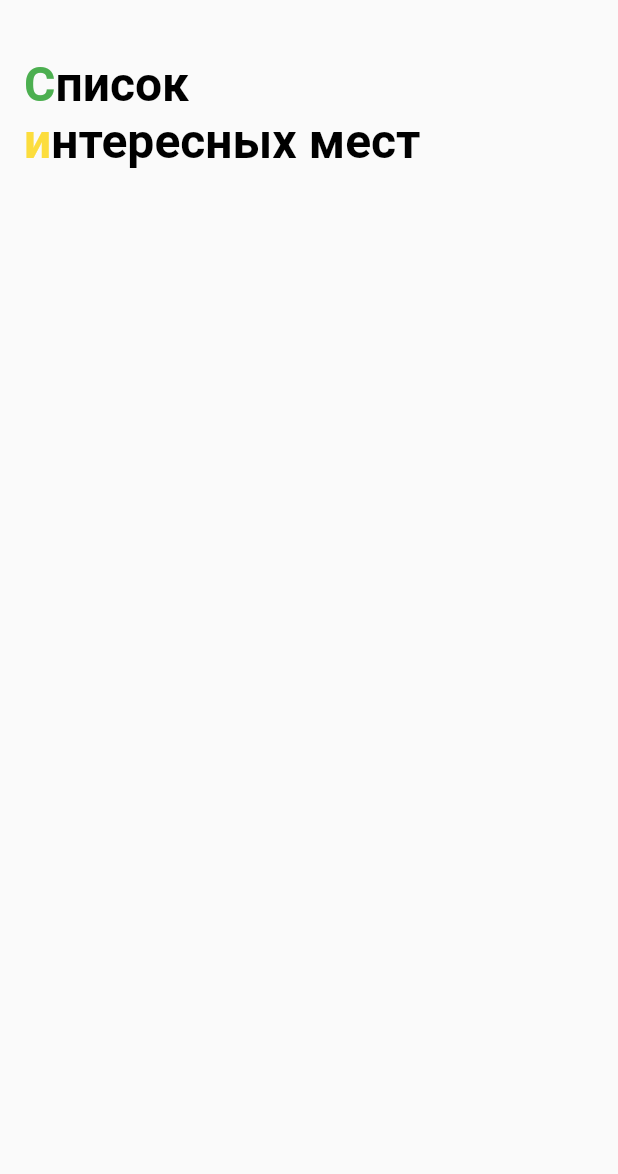
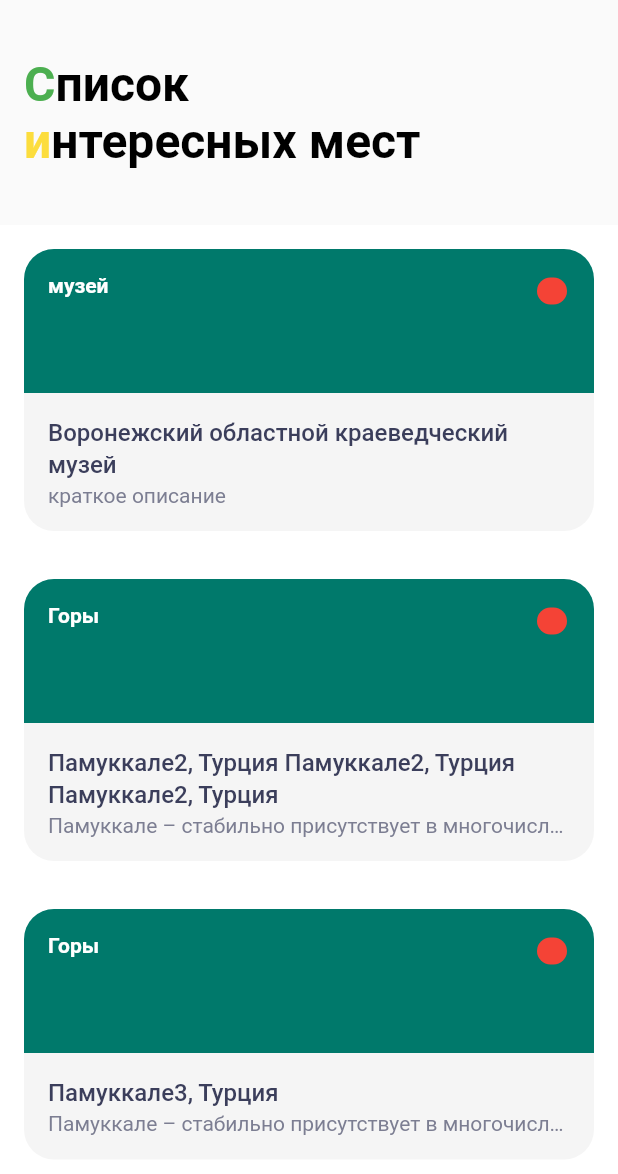
Before and after one commit to zaknoel/surf-flutter-course-najmidinov, a Flutter app: the screen it shows after launch, on a phone screen of 412 x 824 dp. Shown: the top 1174 px of the screen. Run offline on Flutter 3.47's test engine with Material 2 defaults, Android fonts, the light colour scheme and no system bars.

Commit message:
Homework4.6/2 (#11)
* Mock data

* not saved mock data

* Places list screen

```diff
--- a/lib/domain/sight.dart
+++ b/lib/domain/sight.dart
@@ -18,3 +18,13 @@ class Location {
 
 //enum for types of interesting places
 enum Types { city, museum, park, waterfall, mountain }
+
+
+//names for types
+Map<Types, String> typeNames = {
+  Types.city: "Город",
+  Types.museum: "музей",
+  Types.park: "Парк",
+  Types.waterfall: "Водопад",
+  Types.mountain: "Горы",
+};
--- /dev/null
+++ b/lib/functions/constants.dart
@@ -0,0 +1,37 @@
+import 'package:flutter/material.dart';
+
+const TextStyle kTextStyle = TextStyle(
+  color: Colors.black,
+  fontSize: 32,
+  fontStyle: FontStyle.normal,
+  fontFamily: "Roboto",
+  fontWeight: FontWeight.w700,
+);
+
+const kGreenColor = Color(0xff4CAF50);
+const kYellowColor = Color(0xffFCDD3D);
+
+const kGreyColor = Color(0xffF5F5F5);
+
+const kTitleStyle = TextStyle(
+  fontFamily: 'Roboto',
+  fontWeight: FontWeight.w500,
+  fontStyle: FontStyle.normal,
+  fontSize: 16,
+  height: 1.3,
+  color: Color(0xff3B3E5B),
+);
+const kDescStyle = TextStyle(
+  fontFamily: 'Roboto',
+  fontWeight: FontWeight.w400,
+  fontStyle: FontStyle.normal,
+  fontSize: 14,
+  color: Color(0xff7C7E92),
+);
+const kTypeStype = TextStyle(
+  fontFamily: 'Roboto',
+  fontWeight: FontWeight.w700,
+  fontStyle: FontStyle.normal,
+  fontSize: 14,
+  color: Colors.white,
+);
--- a/lib/mocks.dart
+++ b/lib/mocks.dart
@@ -1,17 +1,20 @@
 import 'package:places/domain/sight.dart';
 
-final List mocks = [
+
+final List<Sight> mocks = [
   Sight(
-    name: 'Памуккале, Турция',
+    name: 'Воронежский областной краеведческий музей',
     location: Location(41.1125544, 69.121554),
-    type: Types.mountain,
-    details:
-        "Памуккале – стабильно присутствует в многочисленных рейтингах самых красивых мест на Земле и это абсолютно заслуженно. Это ряд термальных источников, причудливым образом высекших «ступени» в белоснежном известняковом склоне. ",
+    type: Types.museum,
+    details: "краткое описание",
+
     url:
         "https://tripmydream.cc/travelhub/travel/block_gallery/11/3094/default_113094.jpg?",
   ),
   Sight(
-    name: 'Памуккале2, Турция',
+
+    name: 'Памуккале2, Турция Памуккале2, Турция Памуккале2, Турция',
+
     location: Location(41.1125544, 69.121554),
     type: Types.mountain,
     details:
--- /dev/null
+++ b/lib/ui/screen/sight_card.dart
@@ -0,0 +1,88 @@
+import 'package:flutter/material.dart';
+import 'package:places/domain/sight.dart';
+import 'package:places/functions/constants.dart';
+
+class SightCard extends StatelessWidget {
+  final Sight item;
+  const SightCard(this.item);
+
+  @override
+  Widget build(BuildContext context) {
+    return Container(
+      margin: EdgeInsets.symmetric(vertical: 16),
+      height: 188,
+      child: Column(
+        children: [
+          Container(
+            height: 96,
+            width: double.infinity,
+            decoration: BoxDecoration(
+              borderRadius: BorderRadius.only(
+                topLeft: Radius.circular(20),
+                topRight: Radius.circular(20),
+              ),
+              color: Colors.teal[700],
+            ),
+            child: Stack(
+              children: [
+                Positioned(
+                  top: 16,
+                  left: 16,
+                  child: Text(typeNames[item.type], style: kTypeStype),
+                ),
+                Positioned(
+                  top: 19,
+                  right: 18,
+                  child: Container(
+                    decoration: BoxDecoration(
+                      borderRadius: BorderRadius.circular(50),
+                      color: Colors.red,
+                    ),
+                    height: 18,
+                    width: 20,
+                  ),
+                ),
+              ],
+            ),
+          ),
+          Container(
+            decoration: BoxDecoration(
+              borderRadius: BorderRadius.only(
+                bottomLeft: Radius.circular(20),
+                bottomRight: Radius.circular(20),
+              ),
+              color: kGreyColor,
+            ),
+            child: Padding(
+              padding: EdgeInsets.symmetric(
+                horizontal: 16,
+                vertical: 16,
+              ),
+              child: Column(
+                crossAxisAlignment: CrossAxisAlignment.start,
+                children: [
+                  Text(
+                    item.name,
+                    maxLines: 2,
+                    style: kTitleStyle,
+                    overflow: TextOverflow.ellipsis,
+                    textAlign: TextAlign.left,
+                  ),
+                  SizedBox(
+                    height: 2,
+                  ),
+                  Text(
+                    item.details,
+                    maxLines: 1,
+                    style: kDescStyle,
+                    overflow: TextOverflow.ellipsis,
+                  )
+                ],
+              ),
+            ),
+          ),
+        ],
+      ),
+    );
+  }
+}
--- a/lib/ui/screen/sight_list_screen.dart
+++ b/lib/ui/screen/sight_list_screen.dart
@@ -1,16 +1,7 @@
 import 'package:flutter/material.dart';
-
-const TextStyle kTextStyle = TextStyle(
-  color: Colors.black,
-  fontSize: 32,
-  fontStyle: FontStyle.normal,
-  fontFamily: "Roboto",
-  fontWeight: FontWeight.w700,
-);
-
-
-const kGreenColor = Color(0xff4CAF50);
-const kYellowColor = Color(0xffFCDD3D);
+import 'package:places/functions/constants.dart';
+import 'package:places/mocks.dart';
+import 'package:places/ui/screen/sight_card.dart';
 
 class SightListScreen extends StatefulWidget {
   SightListScreen({Key key}) : super(key: key);
@@ -23,6 +14,7 @@ class _SightListScreenState extends State<SightListScreen> {
   @override
   Widget build(BuildContext context) {
     return Scaffold(
+      backgroundColor: Colors.white,
       appBar: AppBar(
         automaticallyImplyLeading: false,
         toolbarHeight: 150,
@@ -37,7 +29,13 @@ class _SightListScreenState extends State<SightListScreen> {
         backgroundColor: Theme.of(context).scaffoldBackgroundColor,
         elevation: 0,
       ),
-      body: Container(),
+      body: SingleChildScrollView(
+        child: Padding(
+          padding: EdgeInsets.symmetric(horizontal: 16),
+          child:
+              Column(children: mocks.map((item) => SightCard(item)).toList()),
+        ),
+      ),
     );
   }
 }
```
Also changed, not shown: 1 other file.
